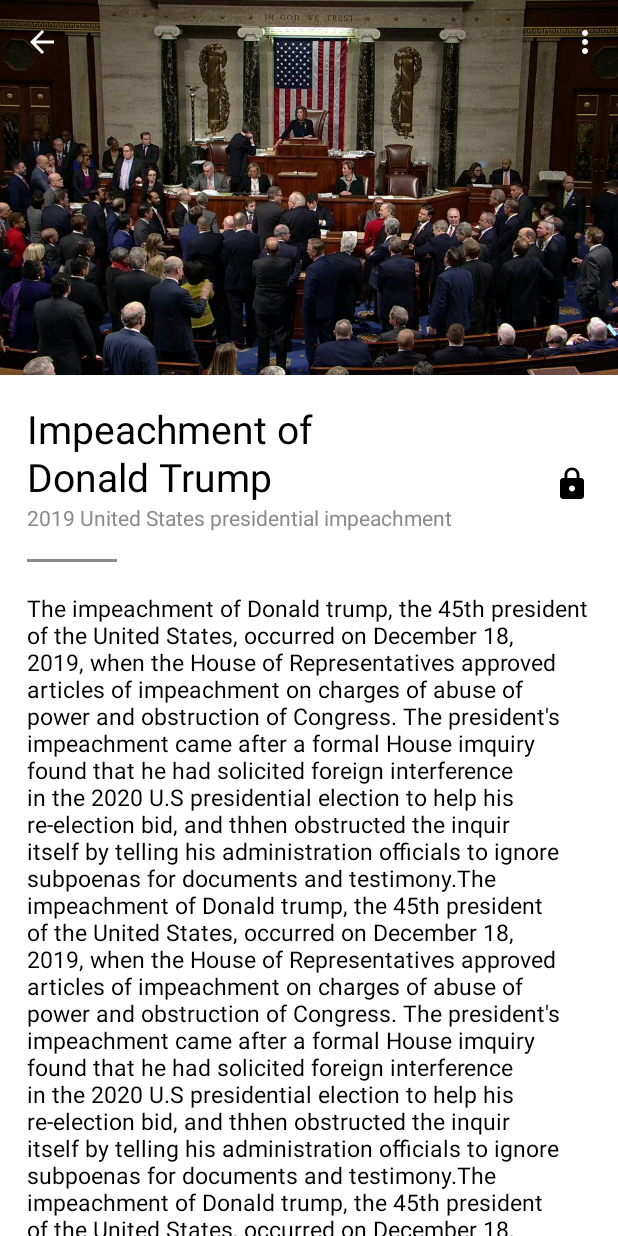
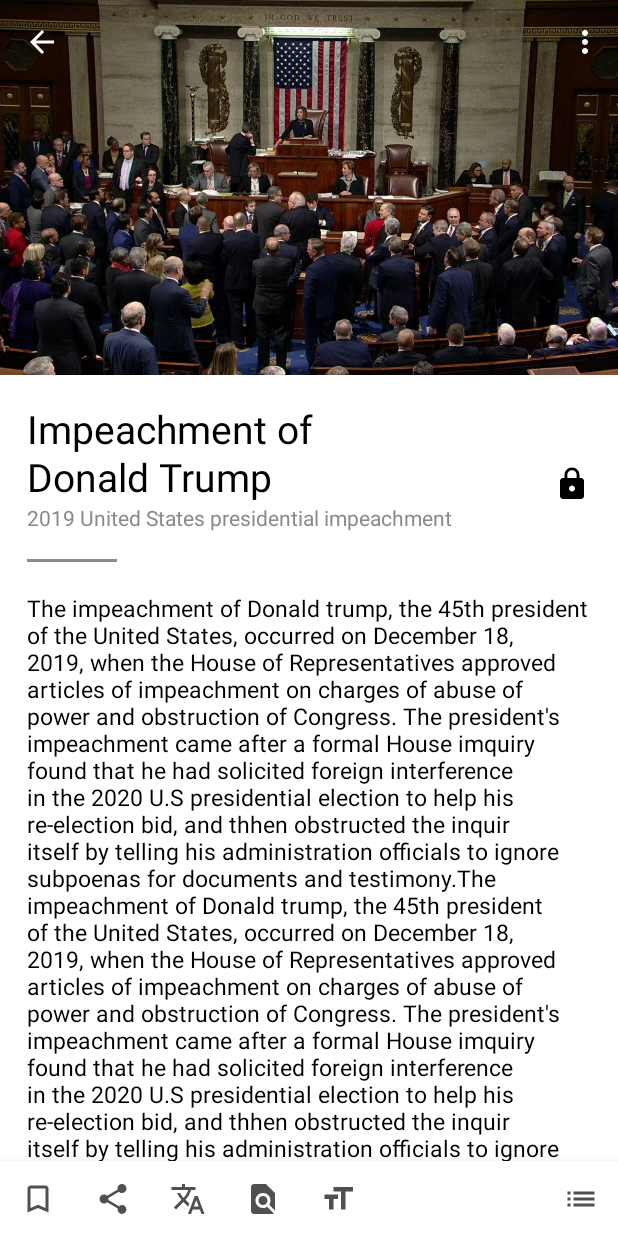
Before and after one commit to larycoder/Wikipedia_MobieApp, an Android app: the ScrollingActivity screen opened directly, with no data from a screen before it, on a phone screen of 412 x 824 dp. Run offline under Robolectric (Android 15) with nearby library versions, the phone set to English and light mode, and no system bars.

Commit message:
hx    : Add buttons in the bottom of article detail page

```diff
--- /dev/null
+++ b/misa/app/src/main/res/drawable/ic_find_in_page.xml
@@ -0,0 +1,5 @@
+<vector android:height="24dp" android:tint="#505050"
+    android:viewportHeight="24.0" android:viewportWidth="24.0"
+    android:width="24dp" xmlns:android="http://schemas.android.com/apk/res/android">
+    <path android:fillColor="#FF000000" android:pathData="M20,19.59V8l-6,-6H6c-1.1,0 -1.99,0.9 -1.99,2L4,20c0,1.1 0.89,2 1.99,2H18c0.45,0 0.85,-0.15 1.19,-0.4l-4.43,-4.43c-0.8,0.52 -1.74,0.83 -2.76,0.83 -2.76,0 -5,-2.24 -5,-5s2.24,-5 5,-5 5,2.24 5,5c0,1.02 -0.31,1.96 -0.83,2.75L20,19.59zM9,13c0,1.66 1.34,3 3,3s3,-1.34 3,-3 -1.34,-3 -3,-3 -3,1.34 -3,3z"/>
+</vector>
--- /dev/null
+++ b/misa/app/src/main/res/drawable/ic_format_size.xml
@@ -0,0 +1,5 @@
+<vector android:height="24dp" android:tint="#505050"
+    android:viewportHeight="24.0" android:viewportWidth="24.0"
+    android:width="24dp" xmlns:android="http://schemas.android.com/apk/res/android">
+    <path android:fillColor="#FF000000" android:pathData="M9,4v3h5v12h3L17,7h5L22,4L9,4zM3,12h3v7h3v-7h3L12,9L3,9v3z"/>
+</vector>
--- /dev/null
+++ b/misa/app/src/main/res/drawable/ic_list.xml
@@ -0,0 +1,5 @@
+<vector android:height="24dp" android:tint="#505050"
+    android:viewportHeight="24.0" android:viewportWidth="24.0"
+    android:width="24dp" xmlns:android="http://schemas.android.com/apk/res/android">
+    <path android:fillColor="#FF000000" android:pathData="M3,13h2v-2L3,11v2zM3,17h2v-2L3,15v2zM3,9h2L5,7L3,7v2zM7,13h14v-2L7,11v2zM7,17h14v-2L7,15v2zM7,7v2h14L21,7L7,7z"/>
+</vector>
--- /dev/null
+++ b/misa/app/src/main/res/drawable/ic_share.xml
@@ -0,0 +1,5 @@
+<vector android:height="24dp" android:tint="#505050"
+    android:viewportHeight="24.0" android:viewportWidth="24.0"
+    android:width="24dp" xmlns:android="http://schemas.android.com/apk/res/android">
+    <path android:fillColor="#FF000000" android:pathData="M18,16.08c-0.76,0 -1.44,0.3 -1.96,0.77L8.91,12.7c0.05,-0.23 0.09,-0.46 0.09,-0.7s-0.04,-0.47 -0.09,-0.7l7.05,-4.11c0.54,0.5 1.25,0.81 2.04,0.81 1.66,0 3,-1.34 3,-3s-1.34,-3 -3,-3 -3,1.34 -3,3c0,0.24 0.04,0.47 0.09,0.7L8.04,9.81C7.5,9.31 6.79,9 6,9c-1.66,0 -3,1.34 -3,3s1.34,3 3,3c0.79,0 1.5,-0.31 2.04,-0.81l7.12,4.16c-0.05,0.21 -0.08,0.43 -0.08,0.65 0,1.61 1.31,2.92 2.92,2.92 1.61,0 2.92,-1.31 2.92,-2.92s-1.31,-2.92 -2.92,-2.92z"/>
+</vector>
--- /dev/null
+++ b/misa/app/src/main/res/drawable/ic_translate.xml
@@ -0,0 +1,5 @@
+<vector android:height="24dp" android:tint="#505050"
+    android:viewportHeight="24.0" android:viewportWidth="24.0"
+    android:width="24dp" xmlns:android="http://schemas.android.com/apk/res/android">
+    <path android:fillColor="#FF000000" android:pathData="M12.87,15.07l-2.54,-2.51 0.03,-0.03c1.74,-1.94 2.98,-4.17 3.71,-6.53L17,6L17,4h-7L10,2L8,2v2L1,4v1.99h11.17C11.5,7.92 10.44,9.75 9,11.35 8.07,10.32 7.3,9.19 6.69,8h-2c0.73,1.63 1.73,3.17 2.98,4.56l-5.09,5.02L4,19l5,-5 3.11,3.11 0.76,-2.04zM18.5,10h-2L12,22h2l1.12,-3h4.75L21,22h2l-4.5,-12zM15.88,17l1.62,-4.33L19.12,17h-3.24z"/>
+</vector>
--- a/misa/app/src/main/res/layout/activity_scrolling.xml
+++ b/misa/app/src/main/res/layout/activity_scrolling.xml
@@ -45,5 +45,70 @@
     </com.google.android.material.appbar.AppBarLayout>
 
     <include layout="@layout/content_scrolling" />
+    <RelativeLayout
+        android:layout_width="match_parent"
+        android:layout_height="50dp"
+        android:layout_gravity="bottom"
+        android:elevation="10dp"
+        android:orientation="horizontal"
+        android:background="@color/colorPrimary"
+        >
+        <ImageButton
+            android:id="@+id/save_article_detail"
+            android:layout_width="50dp"
+            android:layout_height="match_parent"
+            android:src="@drawable/ic_save_article"
+            android:background="@android:color/transparent"
+            android:foreground="?android:attr/selectableItemBackground"
+            android:gravity="center"
+            android:layout_alignParentStart="true"/>
+        <ImageButton
+            android:layout_toRightOf="@id/save_article_detail"
+            android:id="@+id/share_article_detail"
+            android:layout_width="50dp"
+            android:layout_height="match_parent"
+            android:src="@drawable/ic_share"
+            android:background="@android:color/transparent"
+            android:foreground="?android:attr/selectableItemBackground"
+            android:gravity="center"/>
+        <ImageButton
+            android:layout_toRightOf="@id/share_article_detail"
+            android:id="@+id/translate_article_detail"
+            android:layout_width="50dp"
+            android:layout_height="match_parent"
+            android:src="@drawable/ic_translate"
+            android:background="@android:color/transparent"
+            android:foreground="?android:attr/selectableItemBackground"
+            android:gravity="center"/>
+        <ImageButton
+            android:layout_toRightOf="@id/translate_article_detail"
+            android:id="@+id/find_in_page_article_detail"
+            android:layout_width="50dp"
+            android:layout_height="match_parent"
+            android:src="@drawable/ic_find_in_page"
+            android:background="@android:color/transparent"
+            android:foreground="?android:attr/selectableItemBackground"
+            android:gravity="center"/>
+        <ImageButton
+            android:layout_toRightOf="@id/find_in_page_article_detail"
+            android:id="@+id/format_size_article_detail"
+            android:layout_width="50dp"
+            android:layout_height="match_parent"
+            android:src="@drawable/ic_format_size"
+            android:background="@android:color/transparent"
+            android:foreground="?android:attr/selectableItemBackground"
+            android:gravity="center"/>
+
+        <ImageButton
+            android:layout_alignParentEnd="true"
+            android:id="@+id/list_menu_article_detail"
+            android:layout_width="50dp"
+            android:layout_height="match_parent"
+            android:background="@android:color/transparent"
+            android:foreground="?android:attr/selectableItemBackground"
+            android:gravity="center"
+            android:src="@drawable/ic_list" />
+
+    </RelativeLayout>
 
 </androidx.coordinatorlayout.widget.CoordinatorLayout>
```
